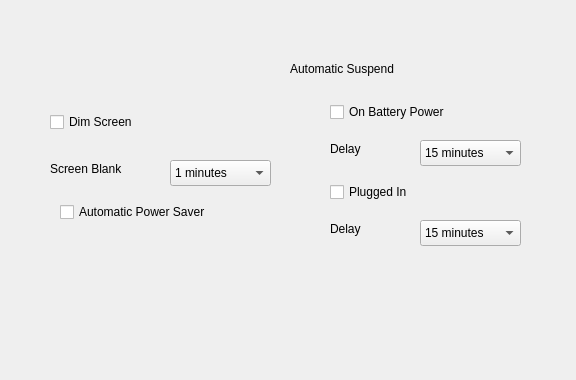
Qt form power_saving_form.ui (qhaihcblol/Demo) before a commit.
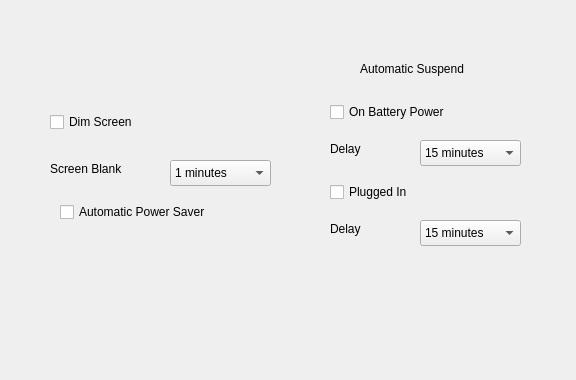
The same form after that commit.

The edit to the form file:
```diff
--- a/power_saving_form.ui
+++ b/power_saving_form.ui
@@ -115,7 +115,7 @@
   <widget class="QLabel" name="label_2">
    <property name="geometry">
     <rect>
-     <x>290</x>
+     <x>360</x>
      <y>60</y>
      <width>171</width>
      <height>18</height>
```
